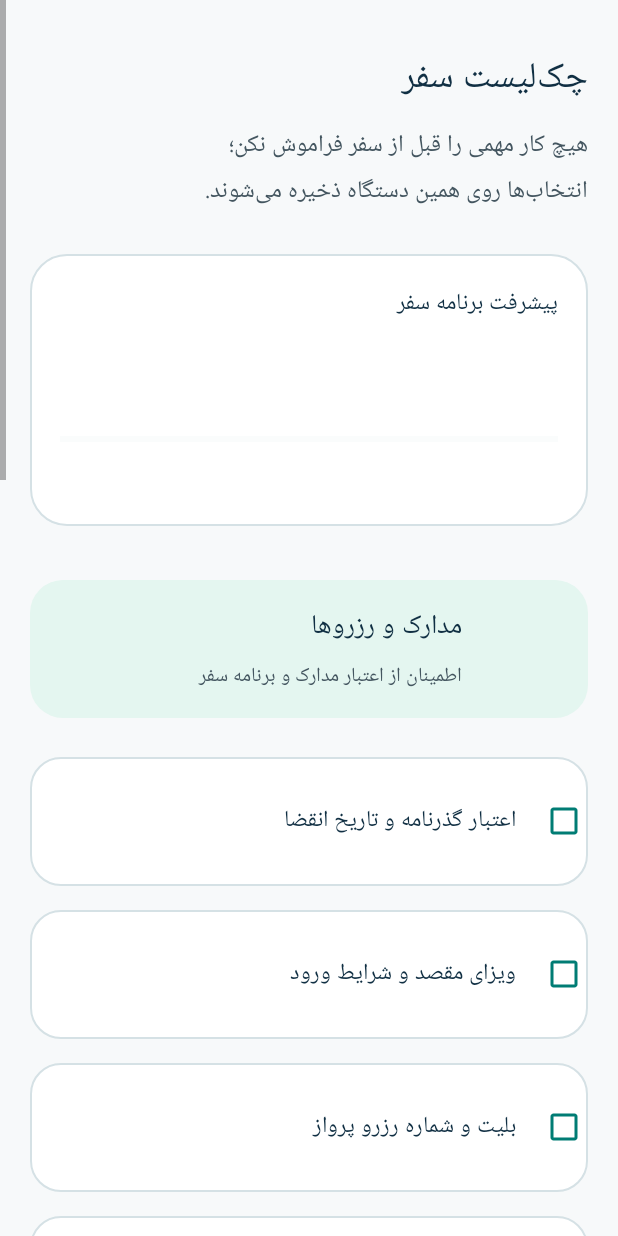
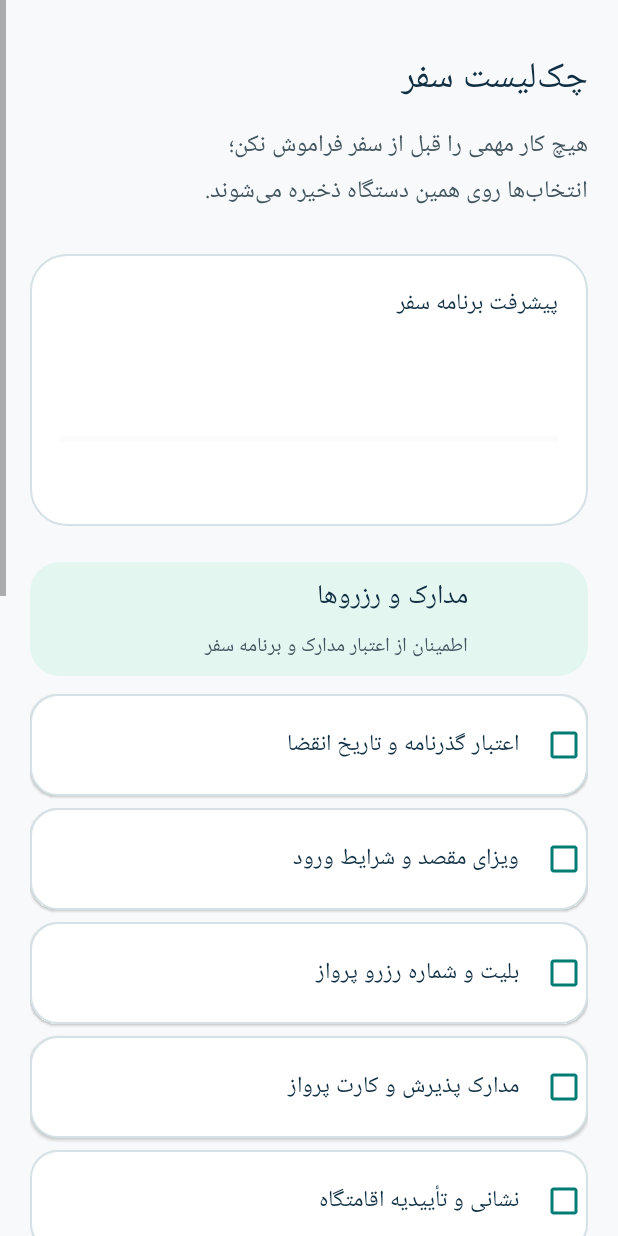
Before and after one commit to abolfazl260/flightiranbot24, an Android app built with Jetpack Compose: the layout activity_checklist.xml on its own in the app's theme, with its tools: preview values and no code run, on a phone screen of 412 x 824 dp. Run offline under Robolectric (Android 15) with nearby library versions, the light colour scheme and no system bars.

Commit message:
style(android): compact checklist cards retaining approved icons
* style(android): compact checklist rows without changing icons or behavior

* style(android): compact checklist rows without changing icons or behavior

* style(android): compact checklist rows without changing icons or behavior

* style(android): compact checklist rows without changing icons or behavior

```diff
--- a/android/app/src/main/res/drawable/checklist_section_background.xml
+++ b/android/app/src/main/res/drawable/checklist_section_background.xml
@@ -1,5 +1,5 @@
 <?xml version="1.0" encoding="utf-8"?>
 <shape xmlns:android="http://schemas.android.com/apk/res/android">
     <solid android:color="@color/primary_container" />
-    <corners android:radius="22dp" />
+    <corners android:radius="20dp" />
 </shape>
--- a/android/app/src/main/res/drawable/checklist_task_background.xml
+++ b/android/app/src/main/res/drawable/checklist_task_background.xml
@@ -3,14 +3,14 @@
     <item android:state_checked="true">
         <shape>
             <solid android:color="@color/primary_container" />
-            <corners android:radius="20dp" />
+            <corners android:radius="18dp" />
             <stroke android:width="1dp" android:color="@color/teal" />
         </shape>
     </item>
     <item>
         <shape>
             <solid android:color="@color/white" />
-            <corners android:radius="20dp" />
+            <corners android:radius="18dp" />
             <stroke android:width="1dp" android:color="@color/outline" />
         </shape>
     </item>
--- a/android/app/src/main/res/values/styles.xml
+++ b/android/app/src/main/res/values/styles.xml
@@ -28,17 +28,17 @@
         <item name="android:textAllCaps">false</item>
         <item name="android:textSize">16sp</item>
     </style>
-    <!-- Roomier, touch-friendly checklist grouped into quiet mint section bands. -->
+    <!-- Compact checklist cards; existing text, icons, and checkbox behavior are unchanged. -->
     <style name="ChecklistSectionBand">
         <item name="android:layout_width">match_parent</item>
         <item name="android:layout_height">wrap_content</item>
-        <item name="android:minHeight">86dp</item>
-        <item name="android:layout_marginTop">36dp</item>
-        <item name="android:layout_marginBottom">10dp</item>
-        <item name="android:paddingStart">18dp</item>
-        <item name="android:paddingEnd">18dp</item>
-        <item name="android:paddingTop">16dp</item>
-        <item name="android:paddingBottom">16dp</item>
+        <item name="android:minHeight">68dp</item>
+        <item name="android:layout_marginTop">24dp</item>
+        <item name="android:layout_marginBottom">4dp</item>
+        <item name="android:paddingStart">14dp</item>
+        <item name="android:paddingEnd">14dp</item>
+        <item name="android:paddingTop">8dp</item>
+        <item name="android:paddingBottom">8dp</item>
         <item name="android:background">@drawable/checklist_section_background</item>
     </style>
     <style name="ChecklistSectionHeading">
@@ -68,16 +68,17 @@
     <style name="ChecklistItem" parent="@android:style/Widget.CompoundButton.CheckBox">
         <item name="android:layout_width">match_parent</item>
         <item name="android:layout_height">wrap_content</item>
-        <item name="android:minHeight">86dp</item>
-        <item name="android:layout_marginTop">16dp</item>
-        <item name="android:paddingStart">16dp</item>
-        <item name="android:paddingEnd">16dp</item>
-        <item name="android:paddingTop">18dp</item>
-        <item name="android:paddingBottom">18dp</item>
+        <item name="android:minHeight">68dp</item>
+        <item name="android:layout_marginTop">8dp</item>
+        <item name="android:paddingStart">14dp</item>
+        <item name="android:paddingEnd">14dp</item>
+        <item name="android:paddingTop">8dp</item>
+        <item name="android:paddingBottom">8dp</item>
         <item name="android:gravity">center_vertical</item>
         <item name="android:background">@drawable/checklist_task_background</item>
         <item name="android:buttonTint">@color/teal</item>
-        <item name="android:drawablePadding">16dp</item>
+        <item name="android:drawablePadding">12dp</item>
+        <item name="android:elevation">1dp</item>
         <item name="android:textSize">15sp</item>
         <item name="android:textColor">@color/navy</item>
     </style>
```
Also changed, not shown: 1 other file.
